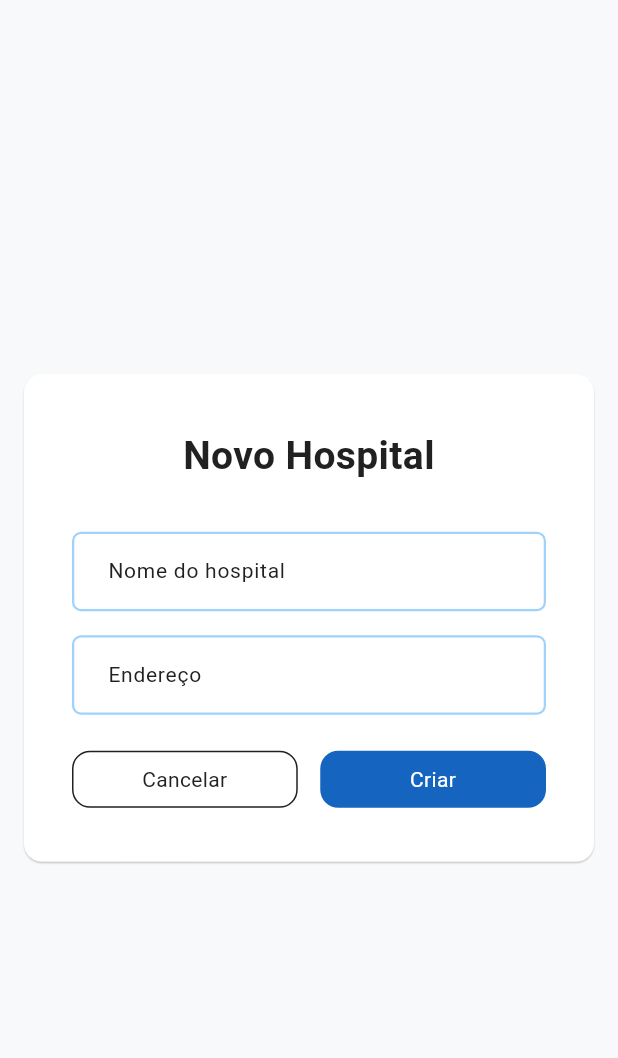
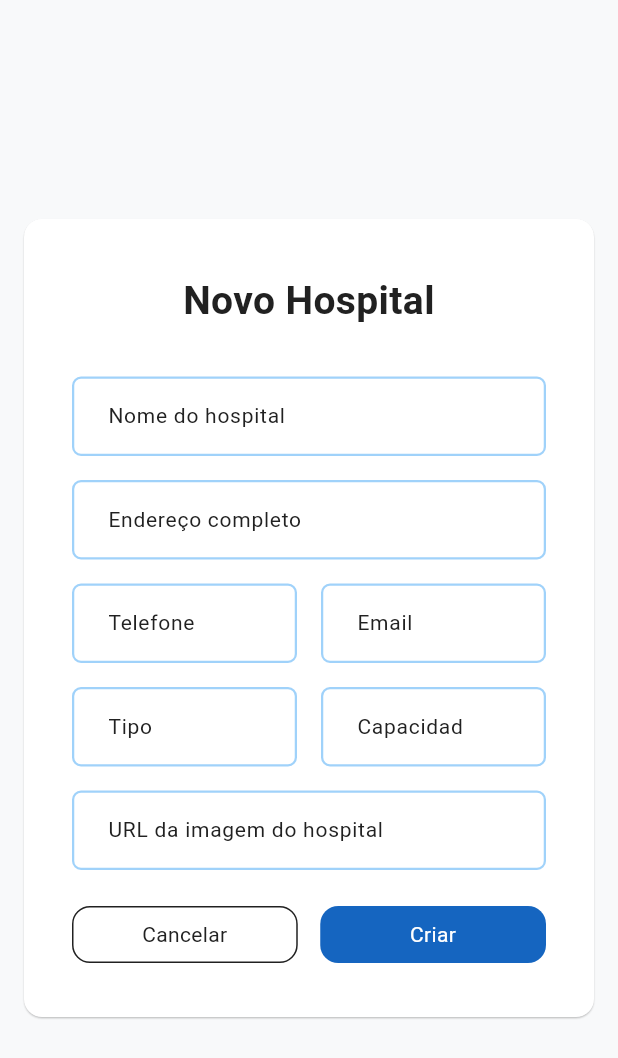
Before and after one commit to strawti-apps/minhagestaointeligente_painel, a Flutter app: the HospitalCreateEditWidget widget shown alone on an empty page, opened directly, after a tap on "Criar", on a phone screen of 412 x 824 dp. Shown: the top 1058 px of the screen. Run offline on Flutter 3.47's test engine with Material 3 defaults, Android fonts, the phone set to English and light mode, and no system bars; our stand-ins replace file_picker, firebase_core, flutter_screenutil, font_awesome_flutter, form_field_validator, get and 3 more; missing offline and left inert: dart:html, dart:js; accounts and stored records are empty; network calls fail; Roboto replaces fonts that are missing (Poppins).

Commit message:
add new design for hospital

```diff
--- a/lib/app/modules/saude/saude_controller.dart
+++ b/lib/app/modules/saude/saude_controller.dart
@@ -43,6 +43,7 @@ class HospitalModel {
   final String? email;
   final String? tipo; // Público, Privado, Filantrópico
   final int? capacidade;
+  final String? imagem;
   HospitalModel({
     required this.id,
     required this.nome,
@@ -51,6 +52,7 @@ class HospitalModel {
     this.email,
     this.tipo,
     this.capacidade,
+    this.imagem,
   });
 }
 
@@ -322,6 +324,8 @@ class SaudeController extends GetxController {
   final TextEditingController hospitalTipoController = TextEditingController();
   final TextEditingController hospitalCapacidadeController =
       TextEditingController();
+  final TextEditingController hospitalImagemController =
+      TextEditingController();
 
   List<HospitalModel> hospitais = [
     HospitalModel(
@@ -332,6 +336,8 @@ class SaudeController extends GetxController {
       email: 'contato@hospitalsilva.com.br',
       tipo: 'Público',
       capacidade: 150,
+      imagem:
+          'https://images.unsplash.com/photo-1586773860418-d37222d8fce3?w=400&h=300&fit=crop',
     ),
     HospitalModel(
       id: 2,
@@ -341,6 +347,8 @@ class SaudeController extends GetxController {
       email: 'contato@hospitalsantamaria.com.br',
       tipo: 'Público',
       capacidade: 200,
+      imagem:
+          'https://tse4.mm.bing.net/th/id/OIP.FeVT86LNu5197dsXjDUmiwHaED?w=593&h=325&rs=1&pid=ImgDetMain&o=7&rm=3',
     ),
     HospitalModel(
       id: 3,
@@ -350,6 +358,8 @@ class SaudeController extends GetxController {
       email: 'contato@hospitalsantaluzia.com.br',
       tipo: 'Privado',
       capacidade: 80,
+      imagem:
+          'https://th.bing.com/th/id/R.b9b2c6e78238f5794b9bbd18a8e212f0?rik=GGzOgVp6KDIIdw&riu=http%3a%2f%2fphotos.wikimapia.org%2fp%2f00%2f02%2f17%2f71%2f66_full.jpeg&ehk=bQAhZcZ0JDZWOMhCjPQdopDT%2boU2RfvqjyMzGAY%2bskc%3d&risl=&pid=ImgRaw&r=0',
     ),
     HospitalModel(
       id: 4,
@@ -359,6 +369,8 @@ class SaudeController extends GetxController {
       email: 'contato@hospitalvidanova.com.br',
       tipo: 'Filantrópico',
       capacidade: 120,
+      imagem:
+          'https://images.unsplash.com/photo-1559757148-5c350d0d3c56?w=400&h=300&fit=crop',
     ),
     HospitalModel(
       id: 5,
@@ -368,6 +380,8 @@ class SaudeController extends GetxController {
       email: 'contato@hospitalsaolucas.com.br',
       tipo: 'Privado',
       capacidade: 100,
+      imagem:
+          'https://portaldeamericana.com/wp-content/uploads/2020/12/fotor_1609341191182_copy_800x450-800x400.jpg',
     ),
     HospitalModel(
       id: 6,
@@ -377,6 +391,8 @@ class SaudeController extends GetxController {
       email: 'contato@beneficencia.com.br',
       tipo: 'Filantrópico',
       capacidade: 300,
+      imagem:
+          'https://images.unsplash.com/photo-1559757148-5c350d0d3c56?w=400&h=300&fit=crop',
     ),
     HospitalModel(
       id: 7,
@@ -386,6 +402,8 @@ class SaudeController extends GetxController {
       email: 'contato@einstein.com.br',
       tipo: 'Privado',
       capacidade: 500,
+      imagem:
+          'https://guiadoestudante.abril.com.br/wp-content/uploads/sites/4/2022/09/1649242019637_2022.04.05_e6_0001.jpg?quality=100&strip=info&w=1024&crop=1',
     ),
     HospitalModel(
       id: 8,
@@ -395,6 +413,8 @@ class SaudeController extends GetxController {
       email: 'contato@siriolibanes.com.br',
       tipo: 'Filantrópico',
       capacidade: 400,
+      imagem:
+          'https://tse2.mm.bing.net/th/id/OIP.IotpoH5enQ1SZNRS-rSDmgHaEt?rs=1&pid=ImgDetMain&o=7&rm=3',
     ),
     HospitalModel(
       id: 9,
@@ -405,6 +425,8 @@ class SaudeController extends GetxController {
       email: 'contato@hc.fm.usp.br',
       tipo: 'Público',
       capacidade: 800,
+      imagem:
+          'https://images.unsplash.com/photo-1586773860418-d37222d8fce3?w=400&h=300&fit=crop',
     ),
     HospitalModel(
       id: 10,
@@ -415,6 +437,8 @@ class SaudeController extends GetxController {
       email: 'contato@santacasa.com.br',
       tipo: 'Filantrópico',
       capacidade: 600,
+      imagem:
+          'https://th.bing.com/th/id/R.87f6ebaa2285f0b7b1e3d91f044d7b12?rik=boIETx06JfSl%2bw&riu=http%3a%2f%2fviajantesemfim.com.br%2fwp-content%2fuploads%2f2019%2f08%2f67796081_685250201886566_5871890299940241408_n.jpg&ehk=9bAtS77rOqUI4NJZb740fghRI8hJX0KPOkAfeLGHGqk%3d&risl=&pid=ImgRaw&r=0',
     ),
     HospitalModel(
       id: 11,
@@ -433,6 +457,8 @@ class SaudeController extends GetxController {
       email: 'contato@9dejulho.com.br',
       tipo: 'Privado',
       capacidade: 180,
+      imagem:
+          'https://1.bp.blogspot.com/-kc6xjiXgiWc/X6QN4J1SyQI/AAAAAAAAVbg/wY9SUleEScgmcM3NQia-YvxcL30rJkWYwCPcBGAYYCw/s1024/Hospital%2BNove%2Bde%2BJulho.jpg',
     ),
   ];
   List<HospitalModel> filteredHospitais = [];
@@ -674,6 +700,11 @@ class SaudeController extends GetxController {
     hospitalToEdit = null;
     hospitalNomeController.clear();
     hospitalEnderecoController.clear();
+    hospitalTelefoneController.clear();
+    hospitalEmailController.clear();
+    hospitalTipoController.clear();
+    hospitalCapacidadeController.clear();
+    hospitalImagemController.clear();
     selectedSubModule = 'hospital_create';
     update();
   }
@@ -695,6 +726,11 @@ class SaudeController extends GetxController {
     hospitalToEdit = null;
     hospitalNomeController.clear();
     hospitalEnderecoController.clear();
+    hospitalTelefoneController.clear();
+    hospitalEmailController.clear();
+    hospitalTipoController.clear();
+    hospitalCapacidadeController.clear();
+    hospitalImagemController.clear();
     update();
   }
 
@@ -703,6 +739,26 @@ class SaudeController extends GetxController {
       id: hospitais.isNotEmpty ? hospitais.last.id + 1 : 1,
       nome: hospitalNomeController.text,
       endereco: hospitalEnderecoController.text,
+      telefone:
+          hospitalTelefoneController.text.isNotEmpty
+              ? hospitalTelefoneController.text
+              : null,
+      email:
+          hospitalEmailController.text.isNotEmpty
+              ? hospitalEmailController.text
+              : null,
+      tipo:
+          hospitalTipoController.text.isNotEmpty
+              ? hospitalTipoController.text
+              : null,
+      capacidade:
+          hospitalCapacidadeController.text.isNotEmpty
+              ? int.tryParse(hospitalCapacidadeController.text)
+              : null,
+      imagem:
+          hospitalImagemController.text.isNotEmpty
+              ? hospitalImagemController.text
+              : null,
     );
     hospitais.add(novo);
     filteredHospitais.add(novo);
@@ -713,6 +769,11 @@ class SaudeController extends GetxController {
     hospitalToEdit = hospital;
     hospitalNomeController.text = hospital.nome;
     hospitalEnderecoController.text = hospital.endereco;
+    hospitalTelefoneController.text = hospital.telefone ?? '';
+    hospitalEmailController.text = hospital.email ?? '';
+    hospitalTipoController.text = hospital.tipo ?? '';
+    hospitalCapacidadeController.text = hospital.capacidade?.toString() ?? '';
+    hospitalImagemController.text = hospital.imagem ?? '';
     selectedSubModule = 'hospital_edit';
     update();
   }
@@ -731,6 +792,26 @@ class SaudeController extends GetxController {
         id: hospitalToEdit!.id,
         nome: hospitalNomeController.text,
         endereco: hospitalEnderecoController.text,
+        telefone:
+            hospitalTelefoneController.text.isNotEmpty
+                ? hospitalTelefoneController.text
+                : null,
+        email:
+            hospitalEmailController.text.isNotEmpty
+                ? hospitalEmailController.text
+                : null,
+        tipo:
+            hospitalTipoController.text.isNotEmpty
+                ? hospitalTipoController.text
+                : null,
+        capacidade:
+            hospitalCapacidadeController.text.isNotEmpty
+                ? int.tryParse(hospitalCapacidadeController.text)
+                : null,
+        imagem:
+            hospitalImagemController.text.isNotEmpty
+                ? hospitalImagemController.text
+                : null,
       );
       filteredHospitais = List.from(hospitais);
     }
--- a/lib/app/modules/saude/widgets/hospital_create_edit_widget.dart
+++ b/lib/app/modules/saude/widgets/hospital_create_edit_widget.dart
@@ -22,7 +22,7 @@ class HospitalCreateEditWidget extends StatelessWidget {
         child: Padding(
           padding: const EdgeInsets.symmetric(horizontal: 32, vertical: 36),
           child: ConstrainedBox(
-            constraints: const BoxConstraints(maxWidth: 500),
+            constraints: const BoxConstraints(maxWidth: 600),
             child: Column(
               mainAxisSize: MainAxisSize.min,
               crossAxisAlignment: CrossAxisAlignment.stretch,
@@ -37,16 +37,68 @@ class HospitalCreateEditWidget extends StatelessWidget {
                   textAlign: TextAlign.center,
                 ),
                 const SizedBox(height: 32),
+
+                // Nome do hospital
                 AppTextFormField(
                   controller: controller.hospitalNomeController,
                   hintText: 'Nome do hospital',
                 ),
                 const SizedBox(height: 16),
+
+                // Endereço
                 AppTextFormField(
                   controller: controller.hospitalEnderecoController,
-                  hintText: 'Endereço',
+                  hintText: 'Endereço completo',
+                ),
+                const SizedBox(height: 16),
+
+                // Telefone e Email
+                Row(
+                  children: [
+                    Expanded(
+                      child: AppTextFormField(
+                        controller: controller.hospitalTelefoneController,
+                        hintText: 'Telefone',
+                      ),
+                    ),
+                    const SizedBox(width: 16),
+                    Expanded(
+                      child: AppTextFormField(
+                        controller: controller.hospitalEmailController,
+                        hintText: 'Email',
+                      ),
+                    ),
+                  ],
+                ),
+                const SizedBox(height: 16),
+
+                // Tipo e Capacidade
+                Row(
+                  children: [
+                    Expanded(
+                      child: AppTextFormField(
+                        controller: controller.hospitalTipoController,
+                        hintText: 'Tipo (Público, Privado, Filantrópico)',
+                      ),
+                    ),
+                    const SizedBox(width: 16),
+                    Expanded(
+                      child: AppTextFormField(
+                        controller: controller.hospitalCapacidadeController,
+                        hintText: 'Capacidade (número de leitos)',
+                      ),
+                    ),
+                  ],
+                ),
+                const SizedBox(height: 16),
+
+                // URL da imagem
+                AppTextFormField(
+                  controller: controller.hospitalImagemController,
+                  hintText: 'URL da imagem do hospital (opcional)',
                 ),
                 const SizedBox(height: 24),
+
                 Row(
                   mainAxisAlignment: MainAxisAlignment.center,
                   children: [
```
Also changed, not shown: lib/app/modules/educacao/module_professor/controllers/material_escolar_controller.dart (+18 -4 lines), lib/app/modules/saude/saude_page.dart (+4 -39 lines), lib/app/modules/saude/widgets/hospital_card_widget.dart (added, +232 -0 lines), 1 other file.
